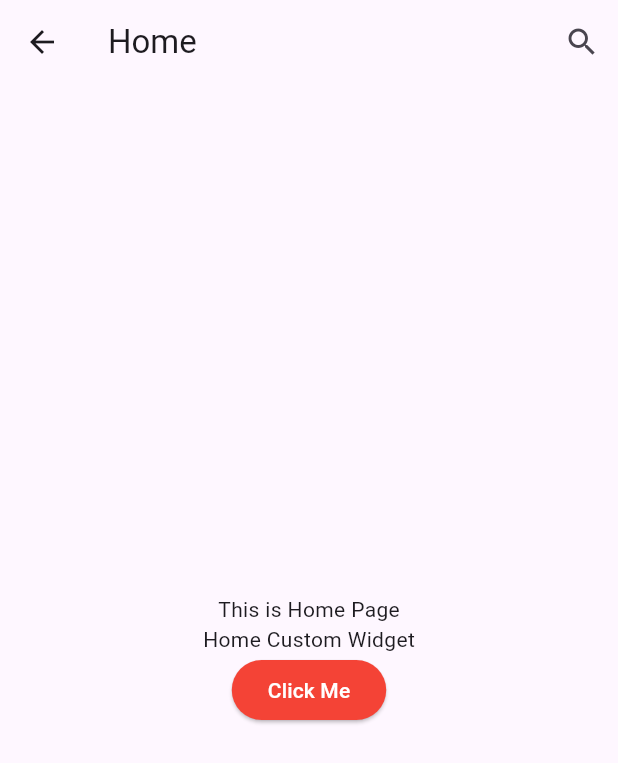
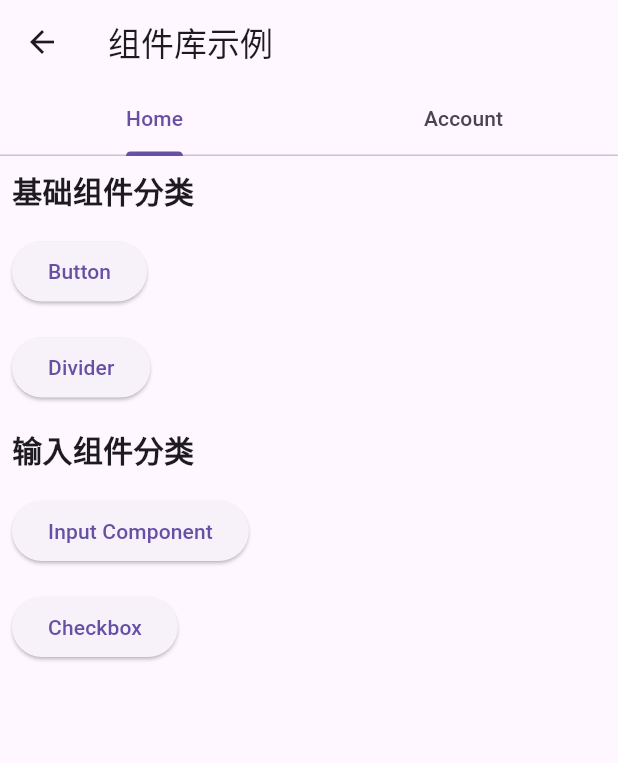
Before and after one commit to Gzx97/my_component_library, a Flutter app: the HomePage screen opened by its route, on a phone screen of 412 x 824 dp. Shown: the top 763 px of the screen. Run offline on Flutter 3.47's test engine with Material 3 defaults, Android fonts, the phone set to English and light mode, and no system bars.

Commit message:
feat: button组件试水

```diff
--- /dev/null
+++ b/example/lib/page/home/base_components/divider_page.dart
@@ -0,0 +1,23 @@
+import 'package:flutter/material.dart';
+
+class DividerPage extends StatelessWidget {
+  const DividerPage({Key? key}) : super(key: key);
+
+  @override
+  Widget build(BuildContext context) {
+    return Scaffold(
+      appBar: AppBar(
+        title: const Text('Divider Example'),
+      ),
+      body: Center(
+        child: Column(
+          children: const [
+            Text('Above the Divider'),
+            Divider(),
+            Text('Below the Divider'),
+          ],
+        ),
+      ),
+    );
+  }
+}
--- a/example/lib/page/home/home_page.dart
+++ b/example/lib/page/home/home_page.dart
@@ -1,39 +1,111 @@
+import 'package:example/page/account/account_page.dart';
 import 'package:flutter/material.dart';
-import 'home_widgets.dart';
-import 'package:my_component_library/my_component_library.dart';
 
 class HomePage extends StatelessWidget {
-  const HomePage({super.key});
+  const HomePage({Key? key}) : super(key: key);
 
   @override
   Widget build(BuildContext context) {
-    return Scaffold(
-      appBar: AppBar(
-        title: Text('Home'),
-        actions: [
-          // 可以添加一些AppBar上的操作按钮等，示例省略具体功能
-          IconButton(
-            icon: Icon(Icons.search),
-            onPressed: () {},
+    return DefaultTabController(
+      length: 2,
+      child: Scaffold(
+        appBar: AppBar(
+          bottom: const TabBar(
+            tabs: [
+              Tab(text: 'Home'),
+              Tab(text: 'Account'),
+            ],
           ),
-        ],
-      ),
-      body: Center(
-        child: Column(
-          mainAxisAlignment: MainAxisAlignment.center,
+          title: const Text('组件库示例'),
+        ),
+        body: const TabBarView(
           children: [
-            Text('This is Home Page'),
-            HomeCustomWidget(), // 假设在home_widgets.dart中有定义
-            CustomButton(
-              onPressed: () {
-                print('Button Pressed');
-              },
-              label: 'Click Me',
-              color: Colors.red,
-            ),
+            HomeComponentsPage(),
+            AccountPage(),
           ],
         ),
       ),
     );
   }
 }
+
+class HomeComponentsPage extends StatelessWidget {
+  const HomeComponentsPage({Key? key}) : super(key: key);
+
+  @override
+  Widget build(BuildContext context) {
+    return SingleChildScrollView(
+      child: Column(
+        crossAxisAlignment: CrossAxisAlignment.start,
+        children: [
+          const Padding(
+            padding: EdgeInsets.all(8.0),
+            child: Text(
+              '基础组件分类',
+              style: TextStyle(
+                fontSize: 20,
+                fontWeight: FontWeight.bold,
+              ),
+            ),
+          ),
+          // 基础组件展示
+          ComponentButton(
+            label: 'Button',
+            onPressed: () {
+              Navigator.pushNamed(context, '/base_components/custom_button');
+            },
+          ),
+          ComponentButton(
+            label: 'Divider',
+            onPressed: () {
+              Navigator.pushNamed(context, '/base_components/divider');
+            },
+          ),
+          const Padding(
+            padding: EdgeInsets.all(8.0),
+            child: Text(
+              '输入组件分类',
+              style: TextStyle(
+                fontSize: 20,
+                fontWeight: FontWeight.bold,
+              ),
+            ),
+          ),
+          // 输入组件展示
+          ComponentButton(
+            label: 'Input Component',
+            onPressed: () {
+              Navigator.pushNamed(context, '/input_component');
+            },
+          ),
+          ComponentButton(
+            label: 'Checkbox',
+            onPressed: () {
+              Navigator.pushNamed(context, '/checkbox');
+            },
+          ),
+        ],
+      ),
+    );
+  }
+}
+
+class ComponentButton extends StatelessWidget {
+  final String label;
+  final VoidCallback onPressed;
+
+  const ComponentButton(
+      {Key? key, required this.label, required this.onPressed})
+      : super(key: key);
+
+  @override
+  Widget build(BuildContext context) {
+    return Padding(
+      padding: const EdgeInsets.all(8.0),
+      child: ElevatedButton(
+        onPressed: onPressed,
+        child: Text(label),
+      ),
+    );
+  }
+}
```
Also changed, not shown: example/lib/main.dart (+30 -46 lines), example/lib/page/home/base_components/custom_button_page.dart (added, +24 -0 lines), example/lib/page/home/input_components/checkbox_page.dart (added), example/lib/page/home/input_components/input_component_page.dart (added), 1 other file.
